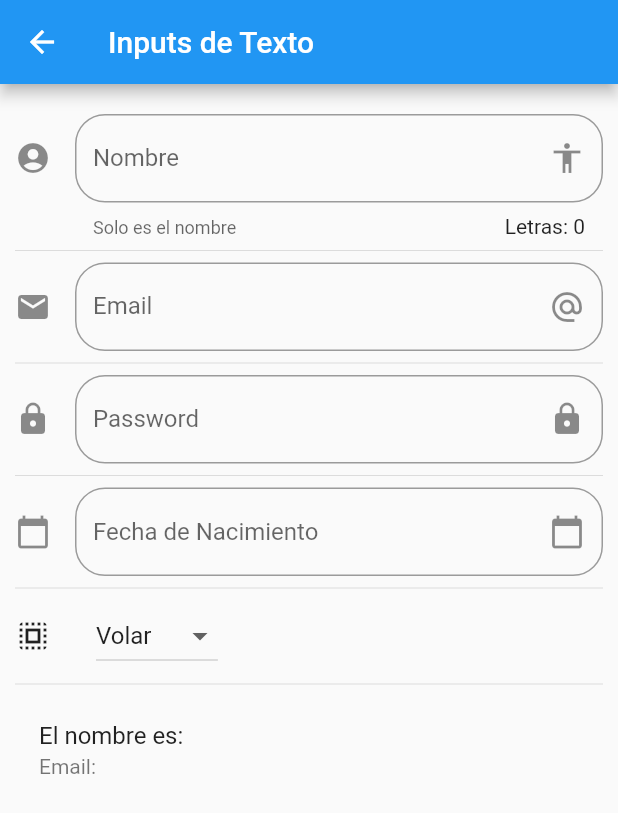
After one commit to fedeceri/componentes, a Flutter app: the InputPage screen opened by its route, on a phone screen of 412 x 824 dp. The commit adds this screen. Shown: the top 813 px of the screen. Run offline on Flutter 3.47's test engine with Material 2 defaults, Android fonts, the phone set to English and light mode, and no system bars; network calls fail.

Commit message:
"commit 09/01"

```diff
--- a/data/menu-opts.json
+++ b/data/menu-opts.json
@@ -15,6 +15,27 @@
             "ruta" : "card",
             "icon" : "folder_open",
             "texto": "Cards - Tarjetas"
+        },
+        {
+            "ruta" : "animatedContainer",
+            "icon" : "donut_large",
+            "texto": "Animated Container"
+        },
+        {
+            "ruta" : "inputs",
+            "icon" : "input",
+            "texto": "Inputs"
+        },
+        {
+            "ruta" : "slider",
+            "icon" : "tune",
+            "texto": "Slider - Checks"
+        },
+        {
+            "ruta" : "list",
+            "icon" : "list",
+            "texto": "Listas y Scroll"
         }
+
     ]
 }
--- /dev/null
+++ b/lib/src/pages/input_page.dart
@@ -0,0 +1,193 @@
+
+import 'package:flutter/material.dart';
+
+class InputPage extends StatefulWidget {
+  InputPage({Key key}) : super(key: key);
+
+  @override
+  _InputPageState createState() => _InputPageState();
+}
+
+class _InputPageState extends State<InputPage> {
+  String _nombre = '';
+  String _email = '';
+  String _fecha = '';
+
+  List<String> _poderes = ['Volar', 'Rayos X', 'Etc.'];
+  String _opcionSeleccionada = 'Volar';
+
+  TextEditingController _inputFieldDateController = new TextEditingController();
+
+  @override
+  Widget build(BuildContext context) {
+    return Scaffold(
+      appBar: AppBar(
+        title: Text('Inputs de Texto'),
+      ),
+      body: ListView(
+        padding: EdgeInsets.symmetric(horizontal: 10.0, vertical: 20.0),
+        children: <Widget>[
+          _crearInput(),
+          Divider(),
+          _crearEmail(),
+          Divider(),
+          _crearPassword(),
+          Divider(),
+          _crearFecha(context),
+          Divider(),
+          _crearDropdown(),
+          Divider(),
+          _crearPersona(),
+        ],
+      ),
+    );
+  }
+
+  Widget _crearInput() {
+    return TextField(
+      autofocus: false,
+      textCapitalization: TextCapitalization.sentences,
+      decoration: InputDecoration(
+        border: OutlineInputBorder(
+          borderRadius: BorderRadius.circular(20.0)
+        ),
+        counter: Text('Letras: ${_nombre.length}'),
+        hintText: 'Nombre de la persona',
+        labelText: 'Nombre',
+        helperText: 'Solo es el nombre',
+        suffixIcon: Icon(Icons.accessibility),
+        icon: Icon(Icons.account_circle)
+      ),
+      onChanged: (valor){
+        setState(() {
+           _nombre = valor;
+        });
+
+      },
+    );
+  }
+
+
+
+Widget _crearEmail() {
+   return TextField(
+      keyboardType: TextInputType.emailAddress,
+      decoration: InputDecoration(
+        border: OutlineInputBorder(
+          borderRadius: BorderRadius.circular(20.0)
+        ),
+        hintText: 'Email',
+        labelText: 'Email',
+        suffixIcon: Icon(Icons.alternate_email),
+        icon: Icon(Icons.email)
+      ),
+      onChanged: (valor){
+        setState(() {
+           _email = valor;
+        });
+
+      },
+    );
+ }
+
+  _crearPassword() {
+    return TextField(
+      obscureText: true,
+      decoration: InputDecoration(
+        border: OutlineInputBorder(
+          borderRadius: BorderRadius.circular(20.0)
+        ),
+        hintText: 'Password',
+        labelText: 'Password',
+        suffixIcon: Icon(Icons.lock),
+        icon: Icon(Icons.lock)
+      ),
+      onChanged: (valor){
+        setState(() {
+          _email = valor;
+        });
+
+      },
+    );
+  }
+
+  _crearFecha(BuildContext context) {
+    return TextField(
+      enableInteractiveSelection: false,
+      controller: _inputFieldDateController,
+      decoration: InputDecoration(
+        border: OutlineInputBorder(
+          borderRadius: BorderRadius.circular(20.0)
+        ),
+        hintText: 'Fecha de Nacimiento',
+        suffixIcon: Icon(Icons.calendar_today),
+        icon: Icon(Icons.calendar_today)
+      ),
+      onTap: (){
+        FocusScope.of(context).requestFocus(new FocusNode());
+        _selectDate(context);
+      },
+    );
+  }
+
+  _selectDate(BuildContext context) async{
+    DateTime picked = await showDatePicker(
+      context: context,
+      initialDate: new DateTime.now(),
+      firstDate: new DateTime(2020),
+      lastDate: new DateTime(2025),
+      locale: Locale('es')
+    );
+
+    if(picked != null){
+      setState(() {
+        _fecha = picked.toString();
+        _inputFieldDateController.text = _fecha;
+      });
+    }
+
+  }
+
+  List<DropdownMenuItem<String>> getOpcionesDropdown(){
+    List<DropdownMenuItem<String>> lista = new List();
+
+    _poderes.forEach((poder){
+      lista.add(DropdownMenuItem(
+        child: Text(poder),
+        value: poder,
+      ) );
+    });
+
+    return lista;
+  }
+
+  Widget _crearDropdown(){
+    return Row(
+      children: <Widget>[
+        Icon(Icons.select_all),
+        SizedBox(width: 30.0,),
+        DropdownButton(
+      value: _opcionSeleccionada,
+      items: getOpcionesDropdown(),
+      onChanged: (opt){
+        setState(() {
+          _opcionSeleccionada = opt;
+        });
+      },
+    )
+      ],
+    );
+
+
+  }
+
+
+  _crearPersona() {
+    return ListTile(
+      title: Text('El nombre es: $_nombre'),
+      subtitle: Text('Email: $_email'),
+    );
+  }
+
+
+}
--- a/lib/src/routes/routes.dart
+++ b/lib/src/routes/routes.dart
@@ -1,7 +1,11 @@
 import 'package:componentes/src/pages/alert_page.dart';
+import 'package:componentes/src/pages/animated_container.dart';
 import 'package:componentes/src/pages/avatar_page.dart';
 import 'package:componentes/src/pages/card_page.dart';
 import 'package:componentes/src/pages/home_page.dart';
+import 'package:componentes/src/pages/input_page.dart';
+import 'package:componentes/src/pages/listview_page.dart';
+import 'package:componentes/src/pages/slider_page.dart';
 import 'package:flutter/material.dart';
 
 
@@ -11,5 +15,9 @@ Map<String, WidgetBuilder> getApplicationRoutes(){
         'alert' :(BuildContext context) => AlertPage(),
         'avatar':(BuildContext context) => AvatarPage(),
         'card'  :(BuildContext context) => CardPage(),
+        'animatedContainer':(BuildContext context) => AnimatedContainerPage(),
+        'inputs':(BuildContext context) =>  InputPage(),
+        'slider'  :(BuildContext context) =>  SliderPage(),
+        'list'  :(BuildContext context) => ListaPage()
       };
 }
--- a/lib/src/utils/icono_string_util.dart
+++ b/lib/src/utils/icono_string_util.dart
@@ -5,6 +5,10 @@ final _icons = <String, IconData>{
   'add_alert'       : Icons.add_alert,
   'accessibility'   : Icons.accessibility,
   'folder_open'     : Icons.folder_open,
+  'donut_large'     : Icons.donut_large,
+  'input'           : Icons.input,
+  'tune'            : Icons.tune,
+  'list'            : Icons.list
 };
 
 Icon getIcon(String nombreIcono){
--- a/pubspec.yaml
+++ b/pubspec.yaml
@@ -18,6 +18,9 @@ environment:
 
 dependencies:
   flutter:
+    sdk: flutter
+
+  flutter_localizations:
     sdk: flutter
 
   # The following adds the Cupertino Icons font to your application.
```
Also changed, not shown: lib/main.dart (+10 -0 lines), lib/src/pages/animated_container.dart (added, +55 -0 lines), lib/src/pages/avatar_page.dart (+24 -0 lines), lib/src/pages/listview_page.dart (added, +59 -0 lines), lib/src/pages/slider_page.dart (added, +92 -0 lines), pubspec.lock.
